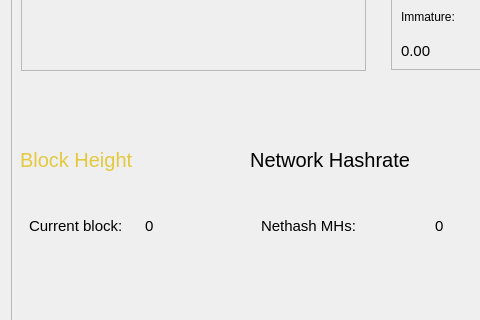
Old version of the form src/qt/forms/overviewpage.ui in the repository barrystyle/hth; both pictures show x 0 to 480 and y 151 to 471 of the 1000 by 756 pixel window.
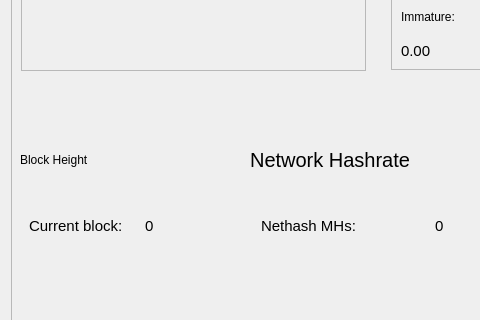
New version of the form.

```diff
--- a/src/qt/forms/overviewpage.ui
+++ b/src/qt/forms/overviewpage.ui
@@ -82,11 +82,6 @@
         <layout class="QHBoxLayout" name="horizontalLayout_14">
          <item alignment="Qt::AlignLeft|Qt::AlignVCenter">
           <widget class="QLabel" name="label">
-           <property name="styleSheet">
-            <string notr="true">border: transparent;
-font-size: 20px;
-color: qlineargradient(spread:pad, x1:0, y1:0, x2:1, y2:0, stop:0 rgba(52, 188, 170, 0), stop:1 rgba(222,191,18, 0.8));</string>
-           </property>
            <property name="text">
             <string>Block Height</string>
            </property>
```
